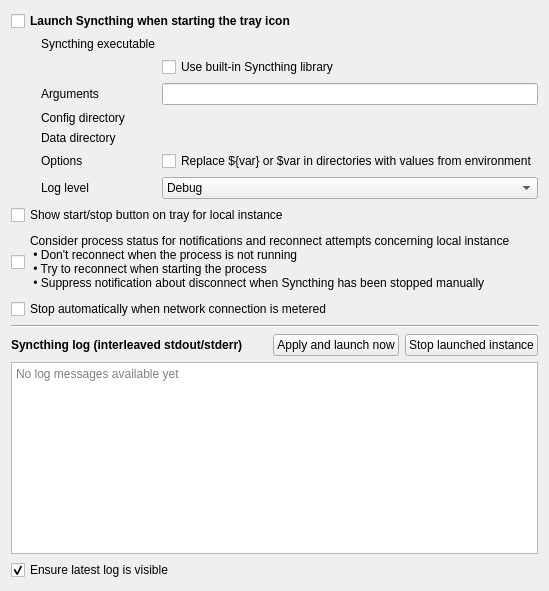
Martchus/syncthingtray, file syncthingwidgets/settings/launcheroptionpage.ui: the form before one commit.
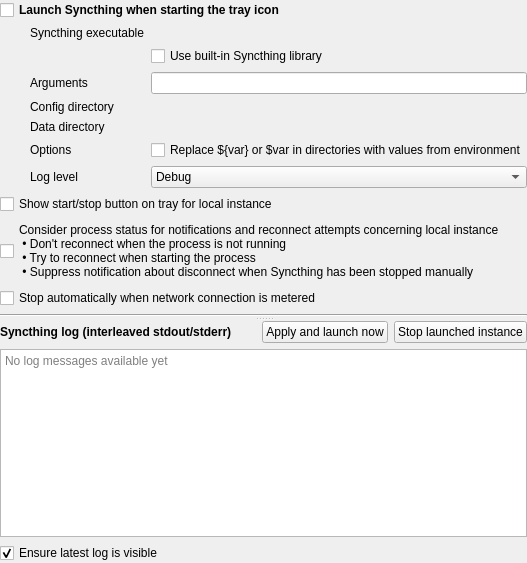
The form after the commit. Icons and pictures are not drawn. Custom widgets are drawn as their Qt base class.

Commit message:
Use splitter in launcher option page
This allows collapsing the settings themselves to leave more room for the
logs. This is still not ideal when screen space is limited but better than
nothing.

Diff of the .ui file:
```diff
--- a/syncthingwidgets/settings/launcheroptionpage.ui
+++ b/syncthingwidgets/settings/launcheroptionpage.ui
@@ -2,6 +2,12 @@
 <ui version="4.0">
  <class>QtGui::LauncherOptionPage</class>
  <widget class="QWidget" name="QtGui::LauncherOptionPage">
+  <property name="sizePolicy">
+   <sizepolicy hsizetype="Preferred" vsizetype="Expanding">
+    <horstretch>0</horstretch>
+    <verstretch>0</verstretch>
+   </sizepolicy>
+  </property>
   <property name="windowTitle">
    <string>Syncthing launcher</string>
   </property>
@@ -9,7 +15,44 @@
    <iconset theme="system-run" resource="../resources/syncthingwidgetsicons.qrc">
     <normaloff>:/icons/hicolor/scalable/apps/system-run.svg</normaloff>:/icons/hicolor/scalable/apps/system-run.svg</iconset>
   </property>
-  <layout class="QVBoxLayout" name="verticalLayout">
+  <layout class="QVBoxLayout" name="mainVerticalLayout">
+   <property name="spacing">
+    <number>0</number>
+   </property>
+   <property name="leftMargin">
+    <number>0</number>
+   </property>
+   <property name="topMargin">
+    <number>0</number>
+   </property>
+   <property name="rightMargin">
+    <number>0</number>
+   </property>
+   <property name="bottomMargin">
+    <number>0</number>
+   </property>
+   <item>
+    <widget class="QSplitter" name="splitter">
+     <property name="sizePolicy">
+      <sizepolicy hsizetype="Expanding" vsizetype="Expanding">
+       <horstretch>0</horstretch>
+       <verstretch>0</verstretch>
+      </sizepolicy>
+     </property>
+     <property name="orientation">
+      <enum>Qt::Vertical</enum>
+     </property>
+     <widget class="QWidget" name="settingsWidget" native="true">
+      <property name="sizePolicy">
+       <sizepolicy hsizetype="Expanding" vsizetype="Expanding">
+        <horstretch>0</horstretch>
+        <verstretch>0</verstretch>
+       </sizepolicy>
+      </property>
+      <layout class="QVBoxLayout" name="settingsVerticalLayout">
+       <property name="bottomMargin">
+        <number>0</number>
+       </property>
    <item>
     <widget class="QCheckBox" name="enabledCheckBox">
      <property name="font">
@@ -180,6 +223,16 @@
      </property>
     </widget>
    </item>
+      </layout>
+     </widget>
+     <widget class="QWidget" name="logWidget" native="true">
+      <property name="sizePolicy">
+       <sizepolicy hsizetype="Expanding" vsizetype="Preferred">
+        <horstretch>0</horstretch>
+        <verstretch>0</verstretch>
+       </sizepolicy>
+      </property>
+      <layout class="QVBoxLayout" name="logVerticalLayout">
    <item>
     <layout class="QHBoxLayout" name="horizontalLayout">
      <item>
@@ -251,6 +304,10 @@
      <property name="checked">
       <bool>true</bool>
      </property>
+        </widget>
+       </item>
+      </layout>
+     </widget>
     </widget>
    </item>
   </layout>
```
Lines whose indentation alone changed are shown as unchanged.
